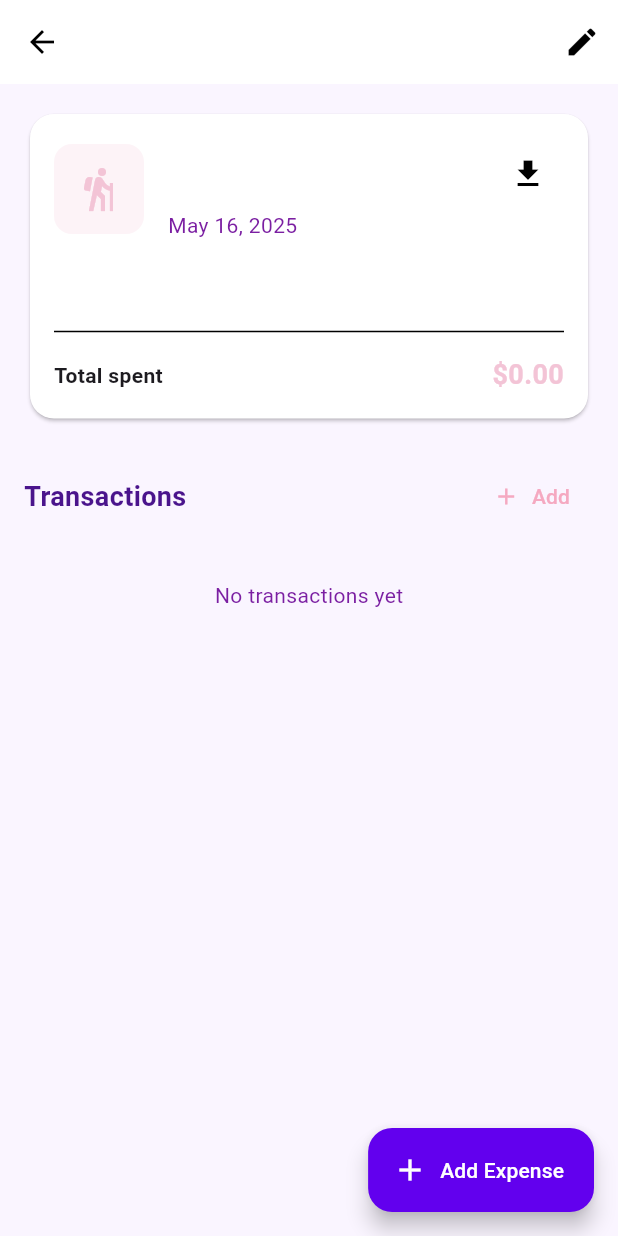
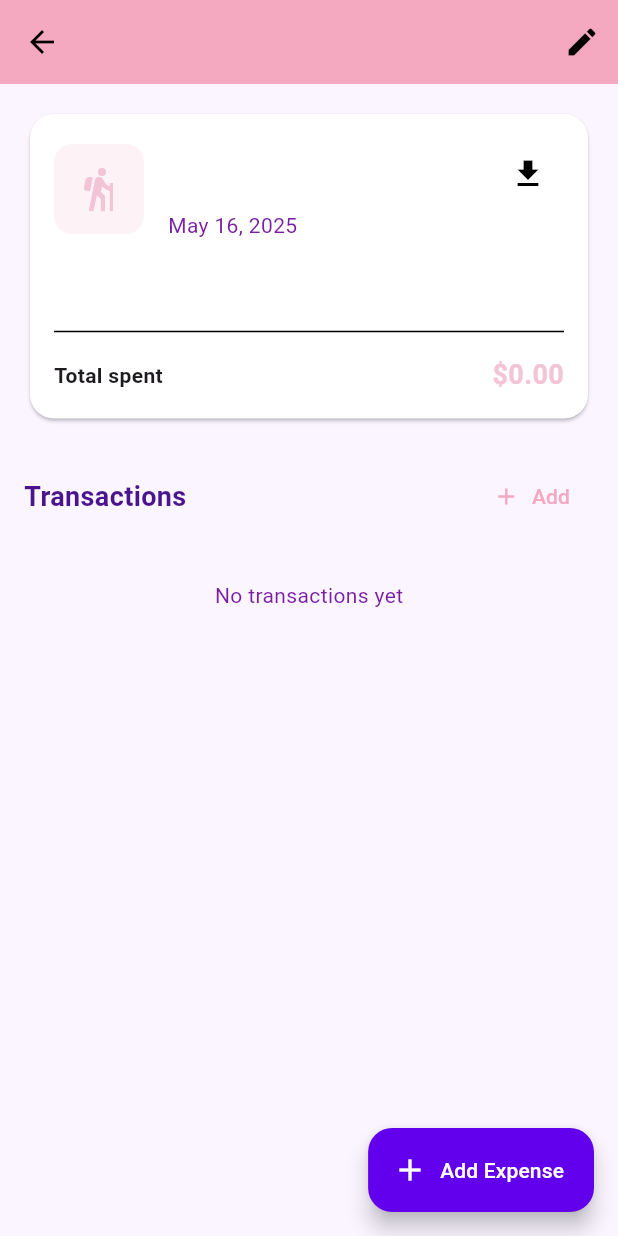
Before and after one commit to wangyt0119/Ka-Ching-flutter-firebase-, a Flutter app: the ActivityDetailsScreen screen opened directly with empty values, on a phone screen of 412 x 824 dp. Run offline on Flutter 3.47's test engine with Material 3 defaults, Android fonts, the light colour scheme and no system bars; our stand-ins replace cloud_firestore, firebase_auth, firebase_core, firebase_database, google_sign_in, image_picker and 1 more; accounts and stored records are empty.

Commit message:
Appbar activity details

```diff
--- a/lib/screens/activities/activity_detail_screen.dart
+++ b/lib/screens/activities/activity_detail_screen.dart
@@ -181,6 +181,7 @@ class _ActivityDetailsScreenState extends State<ActivityDetailsScreen> {
       backgroundColor: AppTheme.backgroundColor,
       appBar: AppBar(
         title: Text(_activity?['name'] ?? 'Activity Details'),
+        backgroundColor: const Color(0xFFF5A9C1),
         actions: [
           IconButton(
             icon: const Icon(Icons.edit),
```
